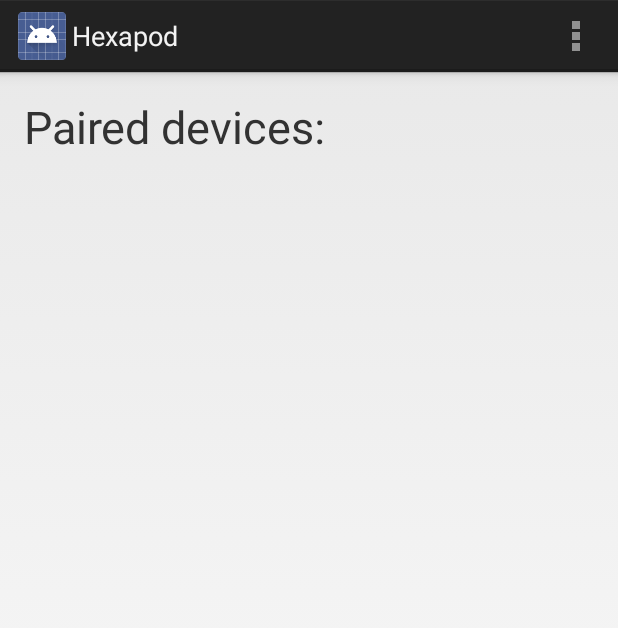
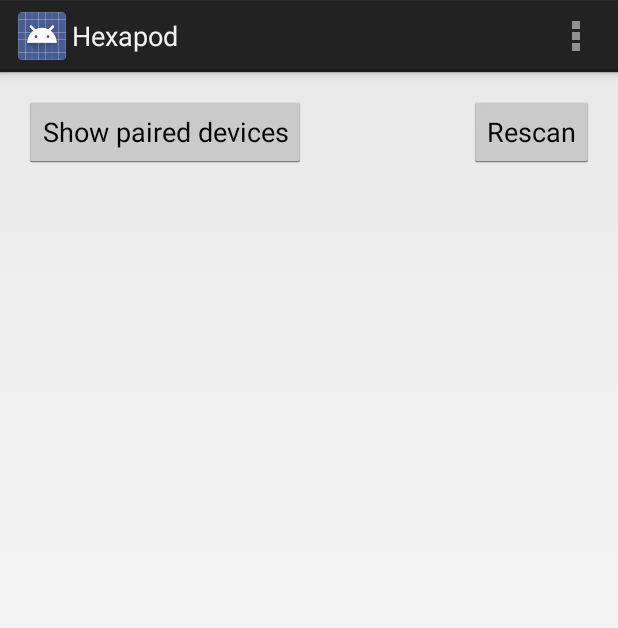
Before and after one commit to jakubt33/Hexapod, an Android app: the screen it shows after launch (ConnectionActivity), on a phone screen of 412 x 824 dp. Shown: the top 628 px of the screen. Run offline under Robolectric (Android 15) with nearby library versions, the phone set to English and light mode, and no system bars.

Commit message:
Android: button: showPairedDevices

```diff
--- a/Android/Hexapod/app/src/main/java/com/jtrzyna/hexapod/ConnectionActivity.java
+++ b/Android/Hexapod/app/src/main/java/com/jtrzyna/hexapod/ConnectionActivity.java
@@ -7,7 +7,10 @@ import android.content.Intent;
 import android.os.Bundle;
 import android.view.Menu;
 import android.view.MenuItem;
+import android.view.View;
+import android.widget.AdapterView;
 import android.widget.ArrayAdapter;
+import android.widget.Button;
 import android.widget.ListAdapter;
 import android.widget.ListView;
 import android.widget.TextView;
@@ -16,12 +19,13 @@ import android.widget.Toast;
 import java.util.Set;
 
 
-public class ConnectionActivity extends Activity {
+public class ConnectionActivity extends Activity implements AdapterView.OnItemClickListener {
 
-    BluetoothAdapter mBluetoothAdapter = BluetoothAdapter.getDefaultAdapter();
-    Set<BluetoothDevice> pairedDevices = mBluetoothAdapter.getBondedDevices();
+    BluetoothAdapter mBluetoothAdapter;
+    Set<BluetoothDevice> pairedDevices;
     ArrayAdapter<String> mArrayAdapter;
     ListView gListView;
+    Button bShowPairedDevices;
 
     @Override
     protected void onCreate(Bundle savedInstanceState) {
@@ -32,19 +36,35 @@ public class ConnectionActivity extends Activity {
 
     private void init() {
 
+        bShowPairedDevices = (Button)findViewById(R.id.ShowPairedDevices);
         mArrayAdapter = new ArrayAdapter<String>(this, android.R.layout.simple_list_item_1, 0);
         gListView = (ListView) findViewById(R.id.listView);
+        gListView.setOnItemClickListener(this);
         gListView.setAdapter(mArrayAdapter);
 
+        mBluetoothAdapter = BluetoothAdapter.getDefaultAdapter();
+        checkBT();
+
+    }
+
+    private boolean checkBT(){
         if (mBluetoothAdapter == null) {
             //device doesn't support bluetooth activity
+            return false;
         }
         else {
             if (!mBluetoothAdapter.isEnabled()) {
                 Intent enableBtIntent = new Intent(BluetoothAdapter.ACTION_REQUEST_ENABLE);
                 startActivityForResult(enableBtIntent, 1);
             }
+            else return true;
+        }
+        return false;
+    }
 
+    private void showPairedDevices(){
+        if(checkBT()){
+            pairedDevices = mBluetoothAdapter.getBondedDevices();
             if (pairedDevices.size() > 0) {
                 // Loop through paired devices
                 for (BluetoothDevice device : pairedDevices) {
@@ -53,10 +73,19 @@ public class ConnectionActivity extends Activity {
                 }
             }
         }
+
     }
 
+    public void onShowPairedDevicesClicked(View V){
+        showPairedDevices();
+    }
 
-
+    protected void onActivityResult(int RequestCode, int ResultCode, Intent Data){
+        super.onActivityResult(RequestCode,ResultCode,Data);
+        if(ResultCode == RESULT_CANCELED){
+            Toast.makeText(getApplicationContext(), "Bluetooth must be enabled to continue", Toast.LENGTH_SHORT).show();
+        }
+    }
     @Override
     public boolean onCreateOptionsMenu(Menu menu) {
         // Inflate the menu; this adds items to the action bar if it is present.
@@ -75,4 +104,9 @@ public class ConnectionActivity extends Activity {
         }
         return super.onOptionsItemSelected(item);
     }
+
+    @Override
+    public void onItemClick(AdapterView<?> adapterView, View view, int i, long l) {
+        Toast.makeText(getApplicationContext(), "click", Toast.LENGTH_SHORT).show();
+    }
 }
--- a/Android/Hexapod/app/src/main/res/layout/activity_connection.xml
+++ b/Android/Hexapod/app/src/main/res/layout/activity_connection.xml
@@ -8,18 +8,31 @@
     android:paddingBottom="@dimen/activity_vertical_margin"
     tools:context=".ConnectionActivity">
 
-    <TextView
-        android:text="Paired devices:"
-        android:textSize="30dp"
-        android:layout_width="wrap_content"
-        android:layout_height="wrap_content"
-        android:id="@+id/textView" />
 
     <ListView
         android:layout_width="wrap_content"
         android:layout_height="wrap_content"
         android:id="@+id/listView"
-        android:layout_below="@+id/textView"
+        android:layout_below="@+id/Rescan"
+        android:layout_alignParentRight="true"
+        android:layout_alignParentEnd="true" />
+
+    <Button
+        android:layout_width="wrap_content"
+        android:layout_height="wrap_content"
+        android:text="Show paired devices"
+        android:id="@+id/ShowPairedDevices"
+        android:layout_alignParentTop="true"
+        android:layout_alignParentLeft="true"
+        android:layout_alignParentStart="true"
+        android:onClick="onShowPairedDevicesClicked" />
+
+    <Button
+        android:layout_width="wrap_content"
+        android:layout_height="wrap_content"
+        android:text="Rescan"
+        android:id="@+id/Rescan"
+        android:layout_alignParentTop="true"
         android:layout_alignParentRight="true"
         android:layout_alignParentEnd="true" />
 
```
